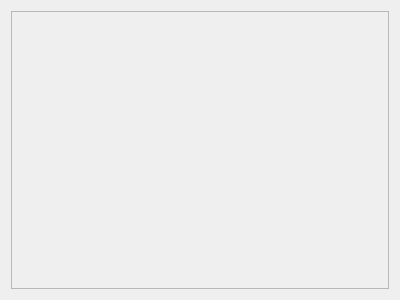
First picture: the form in ui/repos-view.ui, repository haiwen/seafile-client, before the edit.
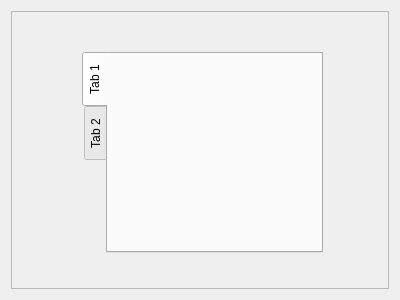
Second picture: the form after the edit.

```diff
--- a/ui/repos-view.ui
+++ b/ui/repos-view.ui
@@ -28,6 +28,29 @@
         <height>280</height>
        </rect>
       </property>
+      <widget class="QTabWidget" name="tabWidget">
+       <property name="geometry">
+        <rect>
+         <x>70</x>
+         <y>40</y>
+         <width>241</width>
+         <height>201</height>
+        </rect>
+       </property>
+       <property name="tabPosition">
+        <enum>QTabWidget::West</enum>
+       </property>
+       <widget class="QWidget" name="tab">
+        <attribute name="title">
+         <string>Tab 1</string>
+        </attribute>
+       </widget>
+       <widget class="QWidget" name="tab_2">
+        <attribute name="title">
+         <string>Tab 2</string>
+        </attribute>
+       </widget>
+      </widget>
      </widget>
     </widget>
    </item>
```
